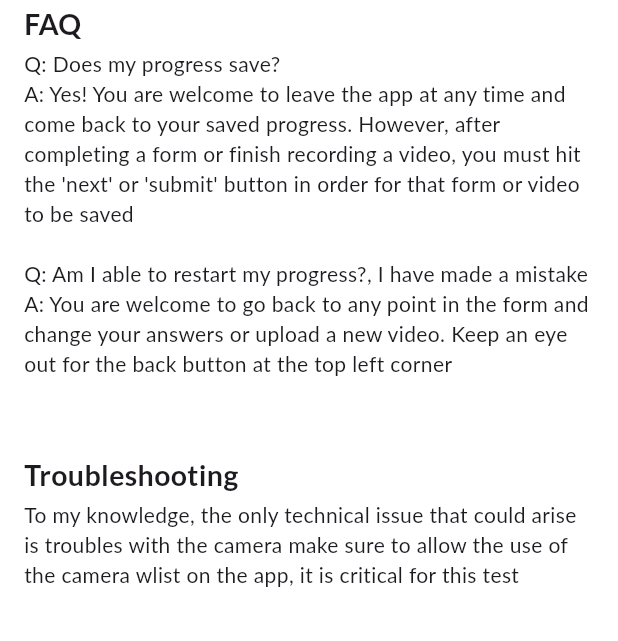
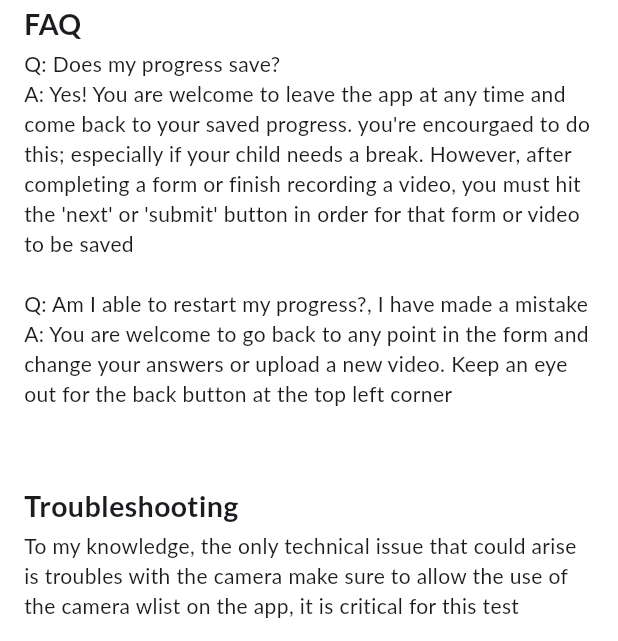
Before and after one commit to kevin200555/autism_ai_test, a Flutter app: the HelpScreen screen opened directly, on a phone screen of 412 x 824 dp, the part 595-1236 px from its top. Run offline on Flutter 3.47's test engine with Material 3 defaults, Android fonts, the phone set to English and light mode, and no system bars; drawn by our look-alikes of auto_size_text; our stand-ins replace camera, firebase_core, firebase_storage, google_fonts, hive, hive_flutter and 1 more; missing offline and left inert: pdfx; accounts and stored records are empty.

Commit message:
added some more text to the help menu

```diff
--- a/lib/screens/help_screens/help_screen.dart
+++ b/lib/screens/help_screens/help_screen.dart
@@ -39,12 +39,13 @@ class HelpScreen extends StatelessWidget {
             BodyText(
               'Q: Does my progress save?\n'
               'A: Yes! You are welcome to leave the app at any time and come back to your saved progress. '
+              'you\'re encourgaed to do this; especially if your child needs a break. '
               'However, after completing a form or finish recording a video, you must hit the \'next\' '
               'or \'submit\' button in order for that form or video to be saved\n\n'
               'Q: Am I able to restart my progress?, I have made a mistake\n'
               'A: You are welcome to go back to any point in the form and change your answers or upload '
               'a new video. Keep an eye out for the back button at the top left corner\n\n',
-              maxLines: 13,
+              maxLines: 14,
             ),
             SubTitle('Troubleshooting'),
             BodyText(
```
